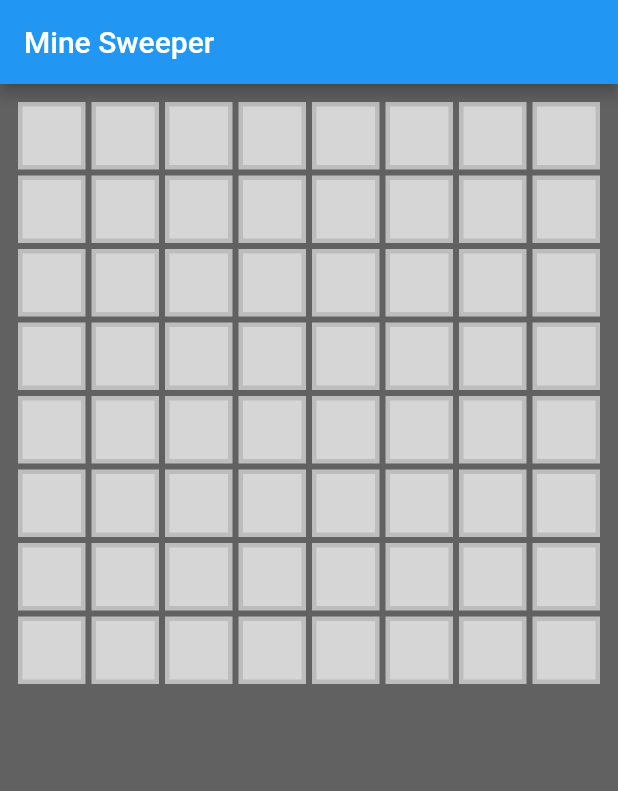
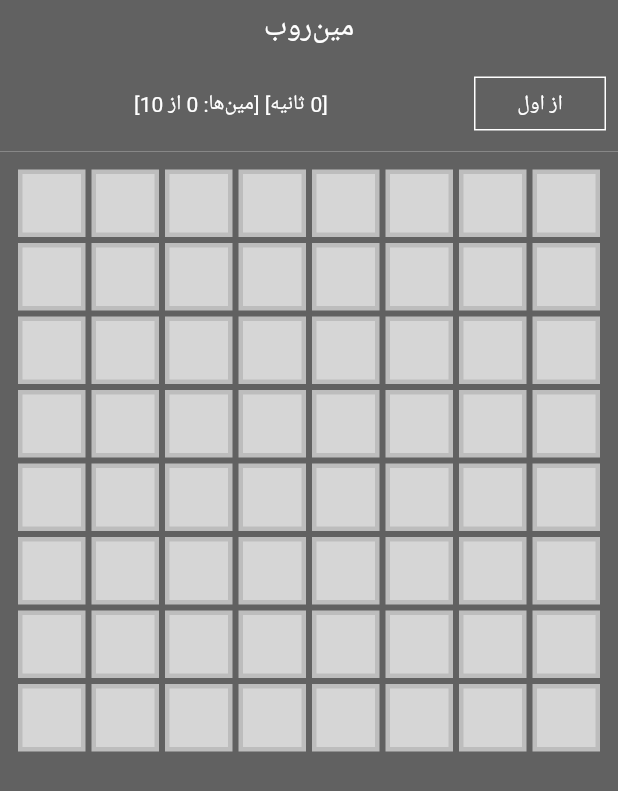
Before and after one commit to m-rahimy/minesweeper, a Flutter app: the screen it shows after launch, on a phone screen of 412 x 824 dp. Shown: the top 791 px of the screen. Run offline on Flutter 3.47's test engine with Material 2 defaults, Android fonts, the phone set to English and light mode, and no system bars.

Commit message:
completing part 4

```diff
--- a/lib/main.dart
+++ b/lib/main.dart
@@ -1,5 +1,7 @@
 import 'package:flutter/material.dart';
 import 'dart:math';
+import 'dart:async';
+import 'package:flutter/services.dart';
 
 enum TileState { covered, blown, open, flagged, revealed }
 
@@ -9,7 +11,12 @@ enum Difficulty { HARD, MEDIUM, EASY }
 final int rows = 8;
 final int cols = 8;
 
-void main() => runApp(MineSweeper());
+void main() {
+  SystemChrome.setSystemUIOverlayStyle(SystemUiOverlayStyle.dark.copyWith(
+    statusBarColor: Colors.grey[700], //or set color with: Color(0xFF0000FF)
+  ));
+  runApp(MineSweeper());
+}
 
 class MineSweeper extends StatelessWidget {
   @override
@@ -17,6 +24,12 @@ class MineSweeper extends StatelessWidget {
     return MaterialApp(
       title: 'Mine Sweaper',
       home: Board(),
+      theme: ThemeData(
+        appBarTheme: AppBarTheme(
+          elevation: 0.0,
+        ),
+        accentColor: Colors.red
+      ),
     );
   }
 }
@@ -28,14 +41,36 @@ class Board extends StatefulWidget {
 
 class BoardState extends State<Board> with TickerProviderStateMixin {
   static final difficulty = Difficulty.EASY;
-  final int numOfMines = 8 + (8 * (1.0 / (difficulty.index + 1.0))).floor();
+  static final int baseMines = 8;
+  final int numOfMines = baseMines + (baseMines * (1.0 / (difficulty.index + 1.0))).floor();
 
   List<List<TileState>> uiState;
   List<List<bool>> tiles;
 
   AnimationController _controller;
 
+  bool alive;
+  bool won;
+  int minesFound;
+  Timer timer;
+  Stopwatch stopwatch = Stopwatch();
+
+  @override
+  void dispose() {
+    timer?.cancel();
+    super.dispose();
+  }
+
   void resetBoard() {
+    alive = true;
+    won = false;
+    minesFound = 0;
+    stopwatch.reset();
+
+    timer?.cancel();
+    timer = Timer.periodic(Duration(seconds: 1), (Timer t) {
+      setState(() {});
+    });
     uiState = List<List<TileState>>.generate(rows, (row) {
       return List<TileState>.filled(cols, TileState.covered);
     });
@@ -61,7 +96,6 @@ class BoardState extends State<Board> with TickerProviderStateMixin {
       vsync: this,
       duration: Duration(seconds: 3),
     );
-
   }
 
   @override
@@ -71,19 +105,30 @@ class BoardState extends State<Board> with TickerProviderStateMixin {
   }
 
   Widget buildBoard(BuildContext context) {
+    bool hasCoveredCell = false;
     List<Row> boardRow = <Row>[];
+    boardRow.add(Row());
     for (int y = 0; y < rows; y++) {
       List<Widget> rowsChildren = <Widget>[];
       for (int x = 0; x < cols; x++) {
         TileState state = uiState[y][x];
         int count = mineCount(x, y);
+
+        if (!alive) {
+          if (state != TileState.blown) {
+            state = tiles[y][x] ? TileState.revealed : state;
+          }
+        }
+
         if (state == TileState.covered || state == TileState.flagged) {
           _controller.forward();
           rowsChildren.add(
             GestureDetector(
               onTap: () {
                 print('tapped on $y $x');
+                if (state == TileState.covered) {
                   probe(x, y);
+                }
               },
               onLongPress: () {
                 flag(x, y);
@@ -100,6 +145,9 @@ class BoardState extends State<Board> with TickerProviderStateMixin {
               ),
             ),
           );
+          if (state == TileState.covered) {
+            hasCoveredCell = true;
+          }
         } else {
           rowsChildren.add(OpenMineTile(state, count));
         }
@@ -109,6 +157,13 @@ class BoardState extends State<Board> with TickerProviderStateMixin {
         mainAxisAlignment: MainAxisAlignment.center,
         key: ValueKey<int>(y),
       ));
+    }
+
+    if (!hasCoveredCell) {
+      if ((minesFound == numOfMines) && alive) {
+        won = true;
+        stopwatch.stop();
+      }
     }
 
     return Container(
@@ -122,27 +177,75 @@ class BoardState extends State<Board> with TickerProviderStateMixin {
 
   @override
   Widget build(BuildContext context) {
-    // TODO: implement build
-    return Scaffold(
+    int timeElapsed = stopwatch.elapsedMilliseconds ~/ 1000;
+    return SafeArea(
+      child: Scaffold(
+        resizeToAvoidBottomPadding: false,
         appBar: AppBar(
-        title: Text('Mine Sweeper'),
+          elevation: 0,
+          centerTitle: true,
+          title: Text('مین‌روب'),
+          backgroundColor: Colors.grey[700],
+          bottom: PreferredSize(
+            preferredSize: Size.fromHeight(45.0),
+            child: Row(
+              textDirection: TextDirection.rtl,
+              children: <Widget>[
+                Padding(
+                  padding: const EdgeInsets.all(8.0),
+                  child: OutlineButton(
+                    borderSide: BorderSide(color: Colors.white),
+                    shape: RoundedRectangleBorder(),
+                    child: Text(
+                      "از اول",
+                      style: TextStyle(color: Colors.white),
                     ),
-      body: Container(
+                    onPressed: ()=> resetBoard(),
+                  ),
+                ),
+                Expanded(
+                  child: Container(
+                    color: Colors.grey[700],
+                    alignment: Alignment.center,
+                    child: RichText(
+                      text: TextSpan(
+                        style: TextStyle(color: won? Colors.green : alive ? Colors.white : Colors.red),
+                        text: won
+                            ? "بردی بازی رو! در $timeElapsed  ثانیه"
+                            : alive
+                            ? "[مین‌ها: $minesFound از $numOfMines] [$timeElapsed ثانیه]"
+                            : "باختی! $timeElapsed  ثانیه",
+                      ),
+                    ),
+                  ),
+                )
+              ],
+            ),
+          ),
+        ),
+        body: Center(
+          child: Container(
             color: Colors.grey[50],
             child: Center(
               child: buildBoard(context),
+            ),
+          ),
         ),
       ),
     );
   }
 
   void probe(int x, int y) {
+    if (!alive) return;
     if (uiState[y][x] == TileState.flagged) return;
     setState(() {
       if (tiles[y][x]) {
         uiState[y][x] = TileState.blown;
+        alive = false;
+        timer.cancel();
       } else {
         open(x, y);
+        if (!stopwatch.isRunning) stopwatch.start();
       }
     });
   }
@@ -165,11 +268,14 @@ class BoardState extends State<Board> with TickerProviderStateMixin {
   }
 
   void flag(int x, int y) {
+    if (!alive) return;
     setState(() {
       if (uiState[y][x] == TileState.flagged) {
         uiState[y][x] = TileState.covered;
+        --minesFound;
       } else {
         uiState[y][x] = TileState.flagged;
+        ++minesFound;
       }
     });
   }
@@ -287,7 +393,7 @@ class OpenMineTile extends StatelessWidget {
               text: '$number',
               style: TextStyle(
                 fontWeight: FontWeight.bold,
-                color: textColor[number-1],
+                color: textColor[number - 1],
                 fontSize: size / 2,
               ),
             ),
```
Lines whose indentation alone changed are shown as unchanged.
